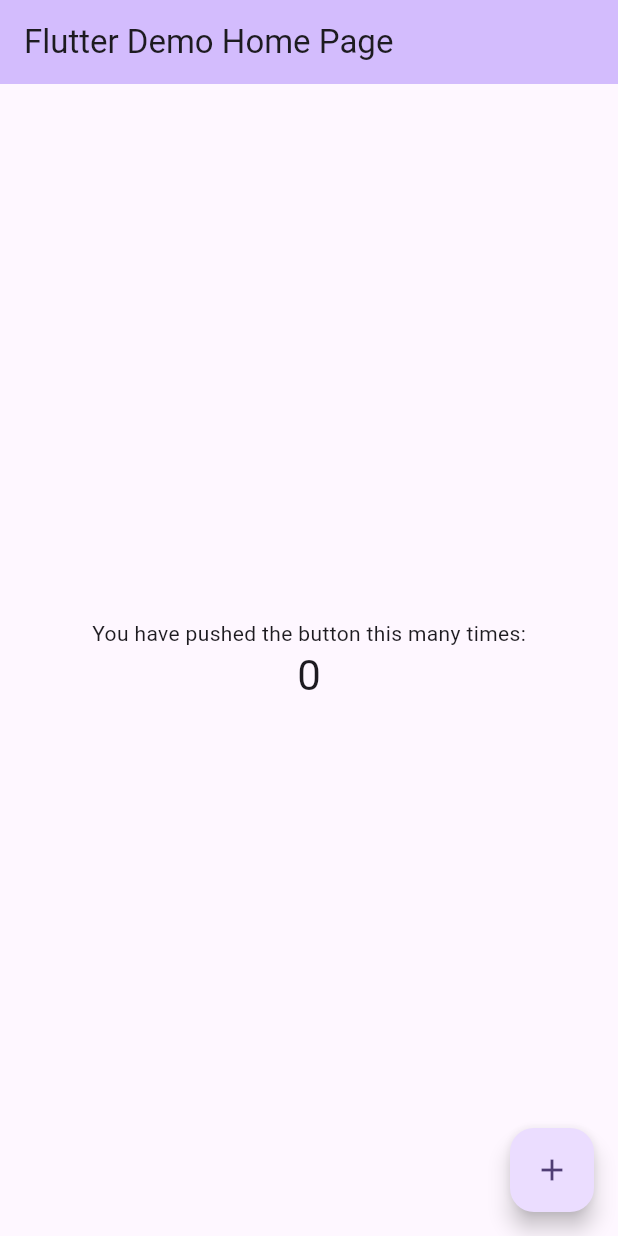
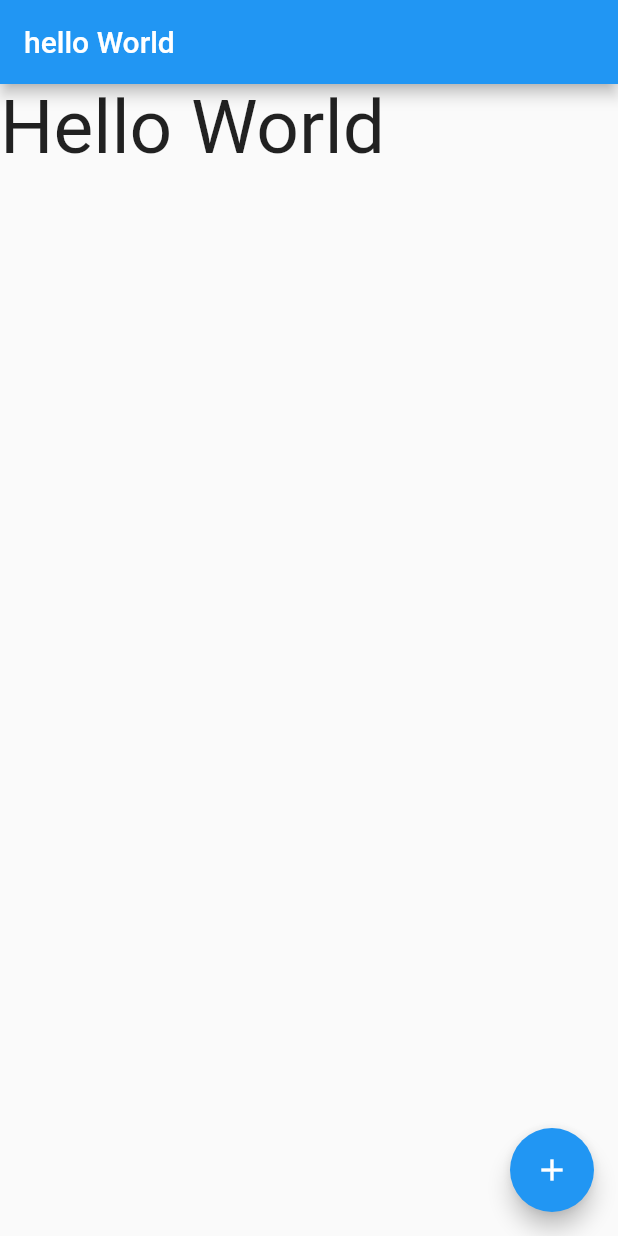
Before and after one commit to KK-Hyeok/2023Flutter, a Flutter app: the screen it shows after launch, on a phone screen of 412 x 824 dp. Run offline on Flutter 3.47's test engine with Material 2 defaults, Android fonts, the phone set to English and light mode, and no system bars.

Commit message:
2013/10/05
end

```diff
--- /dev/null
+++ b/ch3/lib/HelloPage.dart
@@ -0,0 +1,48 @@
+import 'package:flutter/material.dart';
+
+void main() {
+  runApp(const MyApp());
+}
+
+class MyApp extends StatelessWidget {
+  const MyApp({super.key});
+
+  @override
+  Widget build(BuildContext context) {
+    return MaterialApp(
+        title: "Flutter Demo",
+        home: HelloPage(title: '하이 월드',)
+    );
+  }
+}
+
+class HelloPage extends StatefulWidget{
+  late String title;
+
+  HelloPage({super.key, required String title}){
+    this.title = title;
+  }
+  State<HelloPage> createState() => _HelloPageState();
+}
+
+class _HelloPageState extends State<HelloPage> {
+  String message = 'Hello World';
+  Widget build(BuildContext context){
+    return Scaffold(
+      appBar: AppBar(
+        title: Text('hello World'),
+      ),
+      body: Text(
+        message,
+        style: TextStyle(fontSize: 50),
+      ),
+      floatingActionButton: FloatingActionButton(
+        child: Icon(Icons.add),
+        onPressed: (){
+          setState(({
+              message = "헬로 월드";
+          }));
+        }
+      ),
+    );
+  }
--- a/ch3/lib/main.dart
+++ b/ch3/lib/main.dart
@@ -1,5 +1,5 @@
 import 'package:flutter/material.dart';
-
+import "HelloPage.dart";
 void main() {
   runApp(const MyApp());
 }
@@ -7,119 +7,11 @@ void main() {
 class MyApp extends StatelessWidget {
   const MyApp({super.key});
 
-  // This widget is the root of your application.
   @override
   Widget build(BuildContext context) {
     return MaterialApp(
-      title: 'Flutter Demo',
-      theme: ThemeData(
-        // This is the theme of your application.
-        //
-        // TRY THIS: Try running your application with "flutter run". You'll see
-        // the application has a blue toolbar. Then, without quitting the app,
-        // try changing the seedColor in the colorScheme below to Colors.green
-        // and then invoke "hot reload" (save your changes or press the "hot
-        // reload" button in a Flutter-supported IDE, or press "r" if you used
-        // the command line to start the app).
-        //
-        // Notice that the counter didn't reset back to zero; the application
-        // state is not lost during the reload. To reset the state, use hot
-        // restart instead.
-        //
-        // This works for code too, not just values: Most code changes can be
-        // tested with just a hot reload.
-        colorScheme: ColorScheme.fromSeed(seedColor: Colors.deepPurple),
-        useMaterial3: true,
-      ),
-      home: const MyHomePage(title: 'Flutter Demo Home Page'),
+      title: "Flutter Demo",
+      home: HelloPage(title: '하이 월드',)
     );
   }
 }
-
-class MyHomePage extends StatefulWidget {
-  const MyHomePage({super.key, required this.title});
-
-  // This widget is the home page of your application. It is stateful, meaning
-  // that it has a State object (defined below) that contains fields that affect
-  // how it looks.
-
-  // This class is the configuration for the state. It holds the values (in this
-  // case the title) provided by the parent (in this case the App widget) and
-  // used by the build method of the State. Fields in a Widget subclass are
-  // always marked "final".
-
-  final String title;
-
-  @override
-  State<MyHomePage> createState() => _MyHomePageState();
-}
-
-class _MyHomePageState extends State<MyHomePage> {
-  int _counter = 0;
-
-  void _incrementCounter() {
-    setState(() {
-      // This call to setState tells the Flutter framework that something has
-      // changed in this State, which causes it to rerun the build method below
-      // so that the display can reflect the updated values. If we changed
-      // _counter without calling setState(), then the build method would not be
-      // called again, and so nothing would appear to happen.
-      _counter++;
-    });
-  }
-
-  @override
-  Widget build(BuildContext context) {
-    // This method is rerun every time setState is called, for instance as done
-    // by the _incrementCounter method above.
-    //
-    // The Flutter framework has been optimized to make rerunning build methods
-    // fast, so that you can just rebuild anything that needs updating rather
-    // than having to individually change instances of widgets.
-    return Scaffold(
-      appBar: AppBar(
-        // TRY THIS: Try changing the color here to a specific color (to
-        // Colors.amber, perhaps?) and trigger a hot reload to see the AppBar
-        // change color while the other colors stay the same.
-        backgroundColor: Theme.of(context).colorScheme.inversePrimary,
-        // Here we take the value from the MyHomePage object that was created by
-        // the App.build method, and use it to set our appbar title.
-        title: Text(widget.title),
-      ),
-      body: Center(
-        // Center is a layout widget. It takes a single child and positions it
-        // in the middle of the parent.
-        child: Column(
-          // Column is also a layout widget. It takes a list of children and
-          // arranges them vertically. By default, it sizes itself to fit its
-          // children horizontally, and tries to be as tall as its parent.
-          //
-          // Column has various properties to control how it sizes itself and
-          // how it positions its children. Here we use mainAxisAlignment to
-          // center the children vertically; the main axis here is the vertical
-          // axis because Columns are vertical (the cross axis would be
-          // horizontal).
-          //
-          // TRY THIS: Invoke "debug painting" (choose the "Toggle Debug Paint"
-          // action in the IDE, or press "p" in the console), to see the
-          // wireframe for each widget.
-          mainAxisAlignment: MainAxisAlignment.center,
-          children: <Widget>[
-            const Text(
-              'You have pushed the button this many times:',
-            ),
-            Text(
-              '$_counter',
-              style: Theme.of(context).textTheme.headlineMedium,
-            ),
-          ],
-        ),
-      ),
-      floatingActionButton: FloatingActionButton(
-        onPressed: _incrementCounter,
-        tooltip: 'Increment',
-        child: const Icon(Icons.add),
-      ), // This trailing comma makes auto-formatting nicer for build methods.
-    );
-  }
-}
```
